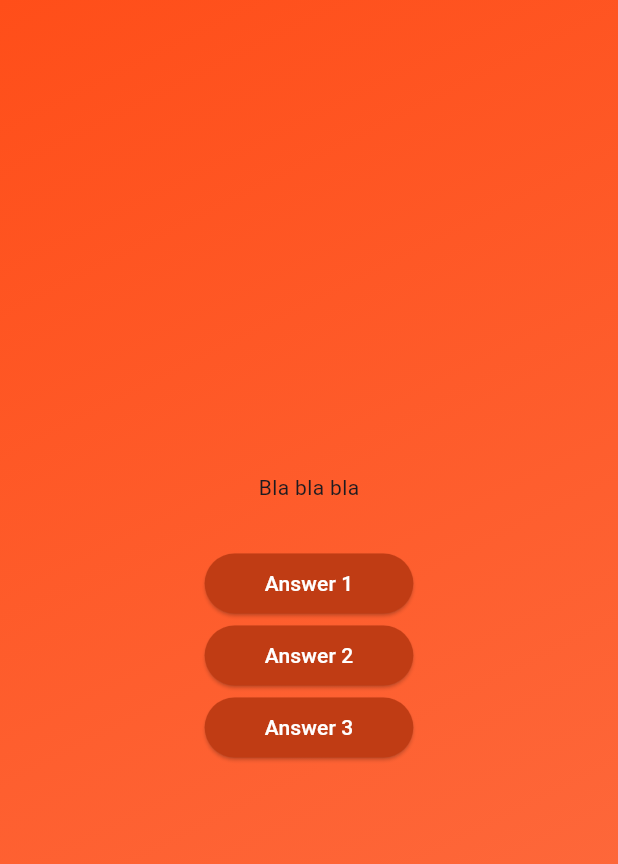
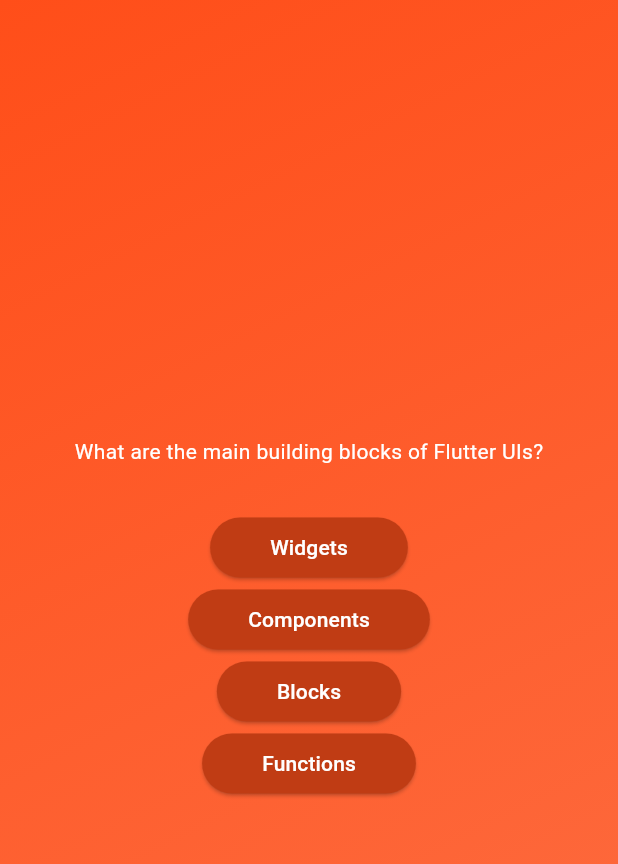
Before and after one commit to salvatoresalanitro/quiz_app, a Flutter app: the screen it shows after launch, after a tap on "Start Quiz", on a phone screen of 412 x 824 dp. Shown: the top 864 px of the screen. Run offline on Flutter 3.47's test engine with Material 3 defaults, Android fonts, the phone set to English and light mode, and no system bars.

Commit message:
replace static data with constant of date coded

```diff
--- a/lib/answer_button.dart
+++ b/lib/answer_button.dart
@@ -15,7 +15,10 @@ class AnswerButton extends StatelessWidget {
     return ElevatedButton(
       onPressed: onTap,
       style: ElevatedButton.styleFrom(
-        padding: const EdgeInsets.symmetric(vertical: 10, horizontal: 40),
+        padding: const EdgeInsets.symmetric(
+          vertical: 10,
+          horizontal: 40,
+        ),
         backgroundColor: const Color.fromARGB(
           255,
           192,
--- a/lib/questions_screen.dart
+++ b/lib/questions_screen.dart
@@ -1,5 +1,6 @@
 import 'package:flutter/material.dart';
 import 'package:quiz_app/answer_button.dart';
+import 'package:quiz_app/data/questions.dart';
 
 class QuestionsScreen extends StatefulWidget {
   const QuestionsScreen({super.key});
@@ -11,16 +12,36 @@ class QuestionsScreen extends StatefulWidget {
 class _QuestionsScreenState extends State<QuestionsScreen> {
   @override
   Widget build(BuildContext context) {
+    final currentQuestion = questions[0];
+
     return SizedBox(
       width: double.infinity,
       child: Column(
         mainAxisAlignment: MainAxisAlignment.center,
         children: [
-          const Text('Bla bla bla'),
+          Text(
+            currentQuestion.text,
+            style: TextStyle(
+              color: Colors.white,
+            ),
+          ),
           const SizedBox(height: 30,),
-          AnswerButton(answerText: 'Answer 1', onTap: (){}),
-          AnswerButton(answerText: 'Answer 2', onTap: (){}),
-          AnswerButton(answerText: 'Answer 3', onTap: (){}),
+          AnswerButton(
+            answerText: currentQuestion.answers[0],
+            onTap: (){}
+          ),
+          AnswerButton(
+            answerText: currentQuestion.answers[1],
+            onTap: (){}
+          ),
+          AnswerButton(
+            answerText: currentQuestion.answers[2],
+            onTap: (){}
+          ),
+          AnswerButton(
+            answerText: currentQuestion.answers[3],
+            onTap: (){}
+          ),
         ],
       ),
     );
```
